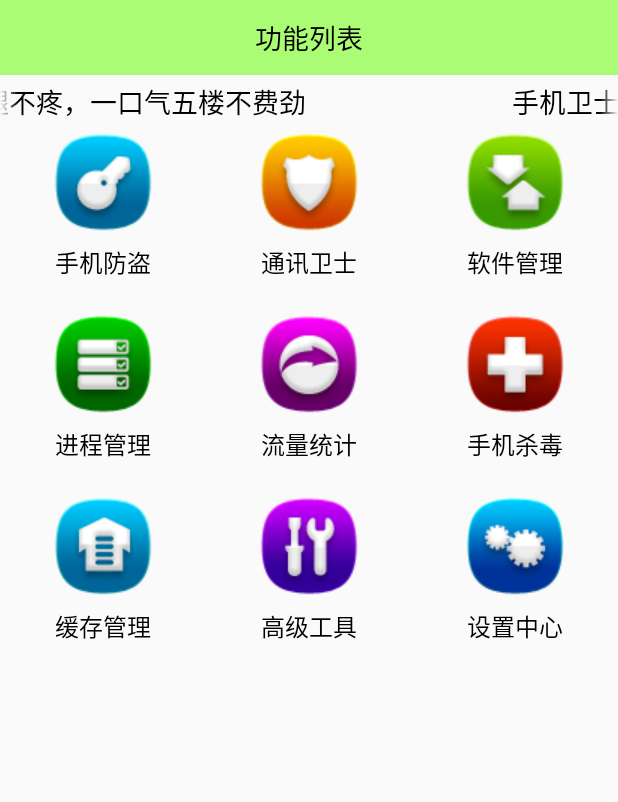
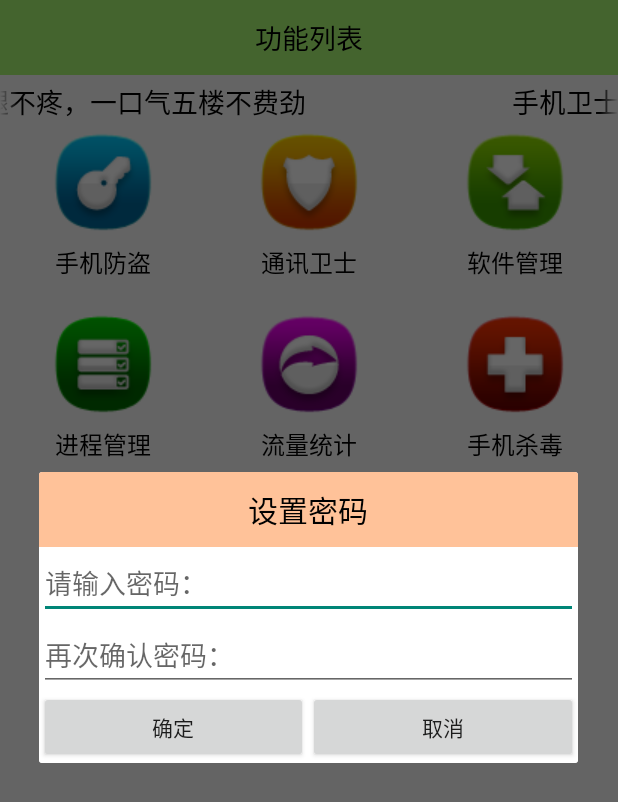
Before and after one commit to YanHuiLi/AndroidBP-MoblieSafe, an Android app: the screen it shows after launch (HomeActivity), after a tap on "手机防盗", on a phone screen of 412 x 824 dp. Shown: the top 802 px of the screen. Run offline under Robolectric (Android 15) with nearby library versions, the phone set to English and light mode, and no system bars.

Commit message:
密码的校验

```diff
--- a/app/src/main/java/com/example/archer/mobliesafe/HomeActivity.java
+++ b/app/src/main/java/com/example/archer/mobliesafe/HomeActivity.java
@@ -1,15 +1,21 @@
 package com.example.archer.mobliesafe;
 
 import android.content.Intent;
+import android.content.SharedPreferences;
 import android.os.Bundle;
+import android.support.v7.app.AlertDialog;
 import android.support.v7.app.AppCompatActivity;
+import android.text.TextUtils;
 import android.view.View;
 import android.view.ViewGroup;
 import android.widget.AdapterView;
 import android.widget.BaseAdapter;
+import android.widget.Button;
+import android.widget.EditText;
 import android.widget.GridView;
 import android.widget.ImageView;
 import android.widget.TextView;
+import android.widget.Toast;
 
 /**
  * 主页面
@@ -18,22 +24,27 @@ import android.widget.TextView;
 public class HomeActivity extends AppCompatActivity{
 
 
-     private GridView gvHome;
-//用数组来保存九大模块
+    private GridView gvHome;
+    //用数组来保存九大模块
     private String[] mItem=new String[]{"手机防盗","通讯卫士",
             "软件管理","进程管理","流量统计",
             "手机杀毒","缓存管理","高级工具",
             "设置中心"};
     //用数组来保存图片
     private int[] mPic=new int[]{R.drawable.home_safe,R.drawable.home_callmsgsafe,R.drawable.home_apps,
-    R.drawable.home_taskmanager,R.drawable.home_netmanager,R.drawable.home_trojan,
-    R.drawable.home_sysoptimize,R.drawable.home_tools,R.drawable.home_settings};
+            R.drawable.home_taskmanager,R.drawable.home_netmanager,R.drawable.home_trojan,
+            R.drawable.home_sysoptimize,R.drawable.home_tools,R.drawable.home_settings};
+    private SharedPreferences login;
 
     @Override
     public void onCreate(Bundle savedInstanceState) {
         super.onCreate(savedInstanceState);
         setContentView(R.layout.activity_home);
         gvHome= (GridView) findViewById(R.id.gv_home);
+
+        //初始化sharedPreferences
+        login = getSharedPreferences("login", MODE_PRIVATE);
+
 
         assert gvHome != null;
         gvHome.setAdapter(new HomeAdapter());
@@ -45,6 +56,10 @@ public class HomeActivity extends AppCompatActivity{
 
                 switch (position){
 
+                    case 0:
+                        //手机防盗
+                        showPassWordDialog();
+                        break;
                     case 8:
                         //点击设置中心的时候，跳转过去
 
@@ -56,6 +71,133 @@ public class HomeActivity extends AppCompatActivity{
                 }
             }
         });
+
+    }
+
+    /**
+     * 显示密码弹窗
+     *
+     */
+    private void showPassWordDialog() {
+        //判断如果没有设置密码
+        //如果没有设置过，弹出设置密码的弹窗
+        String savePassWord = login.getString("PassWord", null);
+        if (!TextUtils.isEmpty(savePassWord)){
+
+            showPassWordInputDialog();
+
+        }else {
+            //没设置过密码，则设置
+            showPassWordSetDialog();
+        }
+
+
+    }
+
+    /**
+     * 输入密码弹出窗
+     */
+    private void showPassWordInputDialog() {
+        AlertDialog.Builder builder=new AlertDialog.Builder(this);
+        final AlertDialog dialog = builder.create();
+
+        View view=View.inflate(this,R.layout.dailog_input_password,null);
+//        dialog.setView(view);//将自定义的布局文件设置个dialog
+        //保证低版本上运行没问题
+        dialog.setView(view,0,0,0,0);
+        Button btnOK= (Button) view.findViewById(R.id.btn_ok);
+        Button btnCancel= (Button) view.findViewById(R.id.btn_cancel);
+
+        final EditText etPassword= (EditText) view.findViewById(R.id.et_password);
+        btnOK.setOnClickListener(new View.OnClickListener() {
+            @Override
+            public void onClick(View v) {
+
+                String passWord = etPassword.getText().toString();
+
+                if (!TextUtils.isEmpty(passWord)){
+                    String savedPassWord = login.getString("PassWord", null);
+                    if (passWord.equals(savedPassWord)){
+                        Toast.makeText(HomeActivity.this,"登陆成功",Toast.LENGTH_SHORT).show();
+
+                        dialog.dismiss();
+                    }else {
+
+                        Toast.makeText(HomeActivity.this,"密码错误",Toast.LENGTH_SHORT).show();
+
+                    }
+
+                }else {
+                    Toast.makeText(HomeActivity.this,"输入内容不能为空",Toast.LENGTH_SHORT).show();
+
+                }
+
+            }
+        });
+
+        btnCancel.setOnClickListener(new View.OnClickListener() {
+            @Override
+            public void onClick(View v) {
+                dialog.dismiss();
+            }
+        });
+
+        dialog.show();
+
+    }
+
+    /**
+     * 设置密码的弹窗
+     */
+    private void showPassWordSetDialog() {
+        AlertDialog.Builder builder=new AlertDialog.Builder(this);
+        final AlertDialog dialog = builder.create();
+
+        View view=View.inflate(this,R.layout.dailog_set_password,null);
+//        dialog.setView(view);//将自定义的布局文件设置个dialog
+        //保证低版本上运行没问题
+        dialog.setView(view,0,0,0,0);
+        Button btnOK= (Button) view.findViewById(R.id.btn_ok);
+        Button btnCancel= (Button) view.findViewById(R.id.btn_cancel);
+
+        final EditText etPassword= (EditText) view.findViewById(R.id.et_password);
+        final EditText etPasswordConfirm= (EditText) view.findViewById(R.id.et_password_confirm);
+        btnOK.setOnClickListener(new View.OnClickListener() {
+            @Override
+            public void onClick(View v) {
+                //进行密码比对
+
+                String passWord = etPassword.getText().toString();
+                String passWordConfirm=etPasswordConfirm.getText().toString();
+
+                //使用textutil进行判断，已经封装好了
+                if (!TextUtils.isEmpty(passWord)&&!passWordConfirm.isEmpty()){
+
+
+                    if (passWord.equals(passWordConfirm)){
+
+                        Toast.makeText(HomeActivity.this,"登陆成功",Toast.LENGTH_SHORT).show();
+                      login.edit().putString("PassWord",passWord).commit();
+
+                        dialog.dismiss();
+
+                    }else {
+                        Toast.makeText(HomeActivity.this,"两次密码不一致",Toast.LENGTH_SHORT).show();
+                    }
+                }else{
+                    Toast.makeText(HomeActivity.this,"输入内容不能为空",Toast.LENGTH_SHORT).show();
+                }
+            }
+        });
+
+        btnCancel.setOnClickListener(new View.OnClickListener() {
+            @Override
+            public void onClick(View v) {
+                dialog.dismiss();
+            }
+        });
+
+        dialog.show();
 
     }
 
@@ -87,7 +229,7 @@ public class HomeActivity extends AppCompatActivity{
 
             ImageView iv_item= (ImageView) view.findViewById(R.id.iv_item);
             TextView tv_item= (TextView) view.findViewById(R.id.tv_item);
-           //赋值
+            //赋值
             tv_item.setText(mItem[position]);
             iv_item.setImageResource(mPic[position]);
             return view;
--- /dev/null
+++ b/app/src/main/res/layout/dailog_set_password.xml
@@ -0,0 +1,55 @@
+<?xml version="1.0" encoding="utf-8"?>
+<LinearLayout xmlns:android="http://schemas.android.com/apk/res/android"
+    android:orientation="vertical" android:layout_width="match_parent"
+    android:background="#fff"
+    android:layout_height="match_parent">
+
+    <TextView
+        android:layout_width="match_parent"
+        android:layout_height="wrap_content"
+        android:text="设置密码"
+        android:id="@+id/textView2"
+        android:textColor="@color/black"
+        android:gravity="center"
+        android:textSize="20sp"
+        android:padding="10dp"
+        android:background="#66ff6600"
+        />
+
+    <EditText
+        android:layout_width="match_parent"
+        android:layout_height="wrap_content"
+        android:hint="请输入密码："
+        android:inputType="textPassword"
+        android:id="@+id/et_password"
+        />
+
+    <EditText
+        android:layout_width="match_parent"
+        android:layout_height="wrap_content"
+        android:hint="再次确认密码："
+        android:inputType="textPassword"
+        android:id="@+id/et_password_confirm"
+        />
+
+    <LinearLayout
+        android:layout_width="match_parent"
+        android:layout_height="wrap_content">
+
+        <Button
+            android:id="@+id/btn_ok"
+            android:layout_width="0dp"
+            android:layout_height="wrap_content"
+            android:layout_weight="1"
+            android:text="确定"/>
+
+        <Button
+            android:layout_width="0dp"
+            android:layout_height="wrap_content"
+            android:layout_weight="1"
+            android:text="取消"
+            android:id="@+id/btn_cancel"/>
+
+    </LinearLayout>
+
+</LinearLayout>
```
Also changed, not shown: app/src/main/res/layout/dailog_input_password.xml (added, +44 -0 lines).
